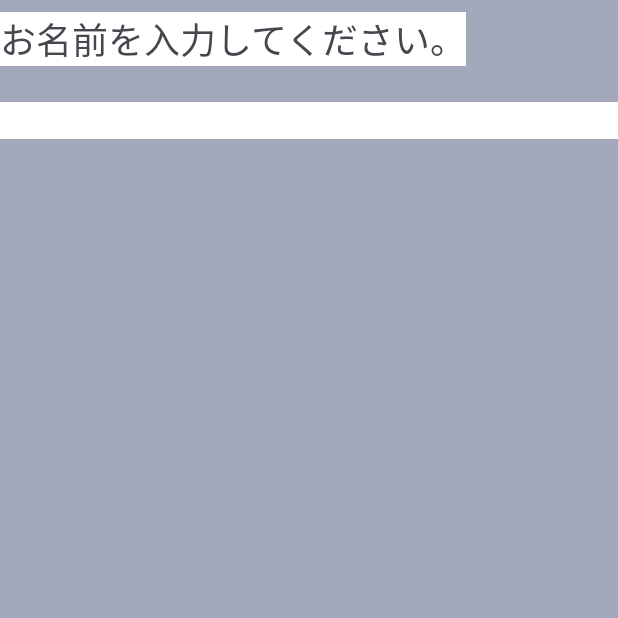
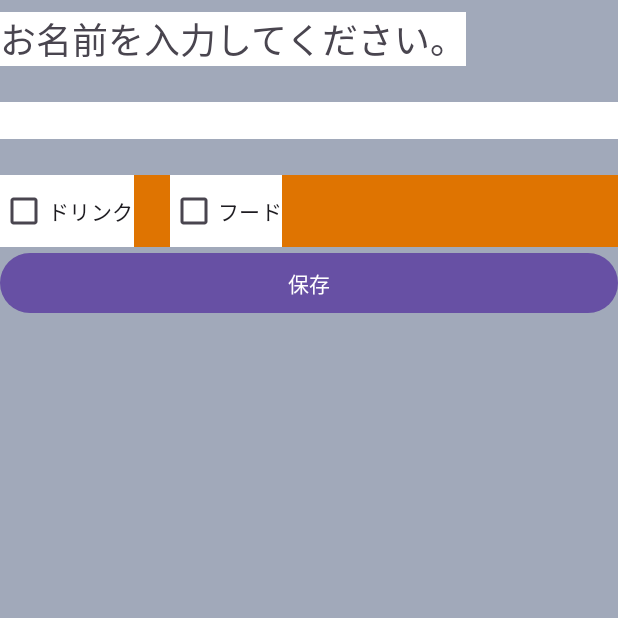
Before and after one commit to itc-s22021/Android1, an Android app: the screen it shows after launch (MainActivity), on a phone screen of 412 x 824 dp, the top half of it. Run offline under Robolectric (Android 15) with nearby library versions, the phone set to English and light mode, and no system bars.

Commit message:
3.4終わり

```diff
--- a/ViewSample/app/src/main/res/layout/activity_main.xml
+++ b/ViewSample/app/src/main/res/layout/activity_main.xml
@@ -25,6 +25,34 @@
         android:layout_marginTop="8dp"
         android:layout_marginBottom="24dp"
         android:background="#ffffff"
-        android:inputType="text" />
+        android:inputType="phone" />
+
+    <LinearLayout
+        android:layout_width="match_parent"
+        android:layout_height="wrap_content"
+        android:background="#df7401"
+        android:orientation="horizontal">
+
+        <CheckBox
+            android:id="@+id/cdDrink"
+            android:layout_width="wrap_content"
+            android:layout_height="wrap_content"
+            android:layout_marginEnd="24dp"
+            android:background="#ffffff"
+            android:text="@string/cd_drink" />
+
+        <CheckBox
+            android:id="@+id/cdFood"
+            android:layout_width="wrap_content"
+            android:layout_height="wrap_content"
+            android:background="#ffffff"
+            android:text="@string/cd_food" />
+    </LinearLayout>
+
+    <Button
+        android:id="@+id/btSave"
+        android:layout_width="match_parent"
+        android:layout_height="wrap_content"
+        android:text="@string/bt_save" />
 
 </LinearLayout>
--- a/ViewSample/app/src/main/res/values/strings.xml
+++ b/ViewSample/app/src/main/res/values/strings.xml
@@ -1,4 +1,7 @@
 <resources>
     <string name="app_name">画面部品サンプル</string>
     <string name="tv_msg">お名前を入力してください。</string>
+    <string name="bt_save">保存</string>
+    <string name="cd_drink">ドリンク</string>
+    <string name="cd_food">フード</string>
 </resources>
```
